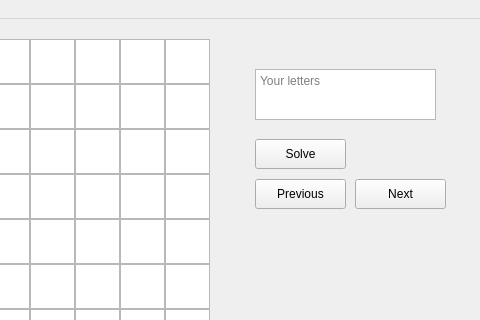
First picture: the form in mainwindow.ui, repository CyanCoding/ScrabbleSolverQt, before the edit; both pictures show x 475 to 955 and y 0 to 320 of the 955 by 816 pixel window.
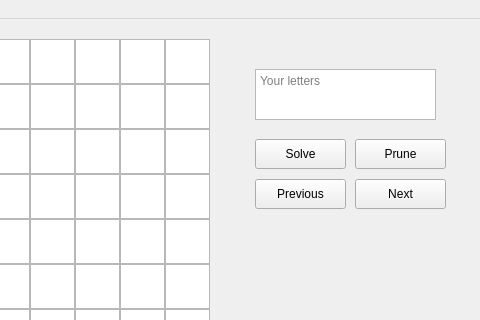
Second picture: the form after the edit.

Commit message: Add a "prime" button to remove non-words

```diff
--- a/mainwindow.ui
+++ b/mainwindow.ui
@@ -5507,6 +5507,32 @@
      <string>Next</string>
     </property>
    </widget>
+   <widget class="QPushButton" name="prune">
+    <property name="geometry">
+     <rect>
+      <x>830</x>
+      <y>120</y>
+      <width>91</width>
+      <height>30</height>
+     </rect>
+    </property>
+    <property name="text">
+     <string>Prune</string>
+    </property>
+   </widget>
+   <widget class="QLabel" name="label">
+    <property name="geometry">
+     <rect>
+      <x>730</x>
+      <y>210</y>
+      <width>191</width>
+      <height>22</height>
+     </rect>
+    </property>
+    <property name="text">
+     <string/>
+    </property>
+   </widget>
   </widget>
   <widget class="QMenuBar" name="menubar">
    <property name="geometry">
```
The commit also changes 2 other files.
